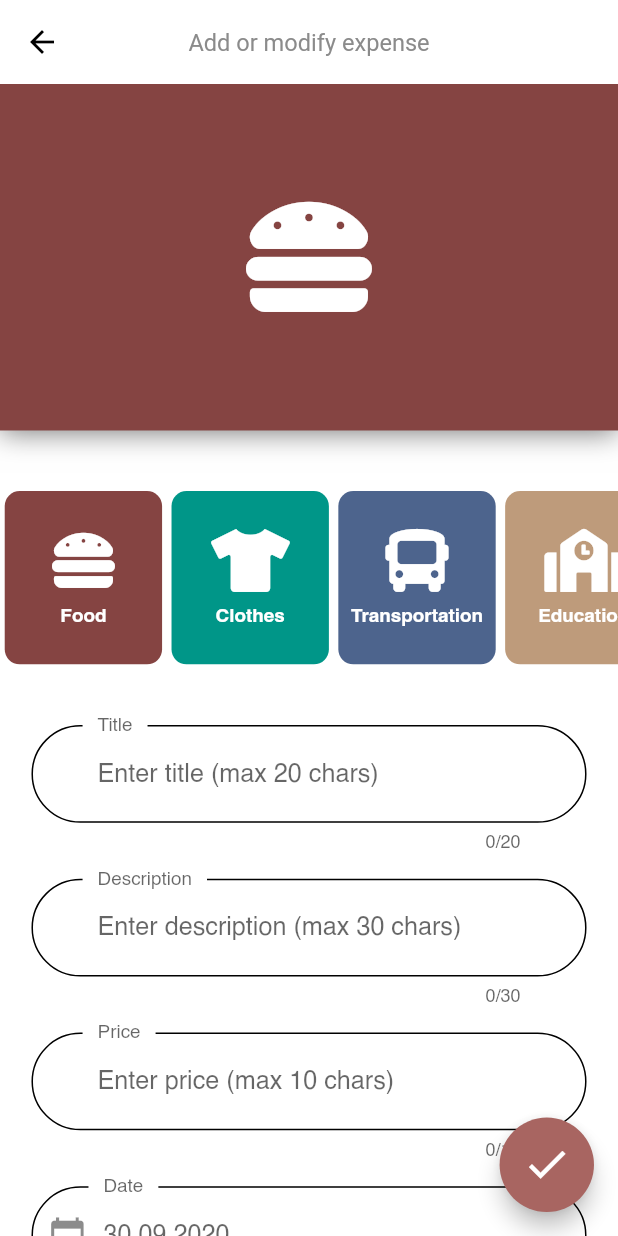
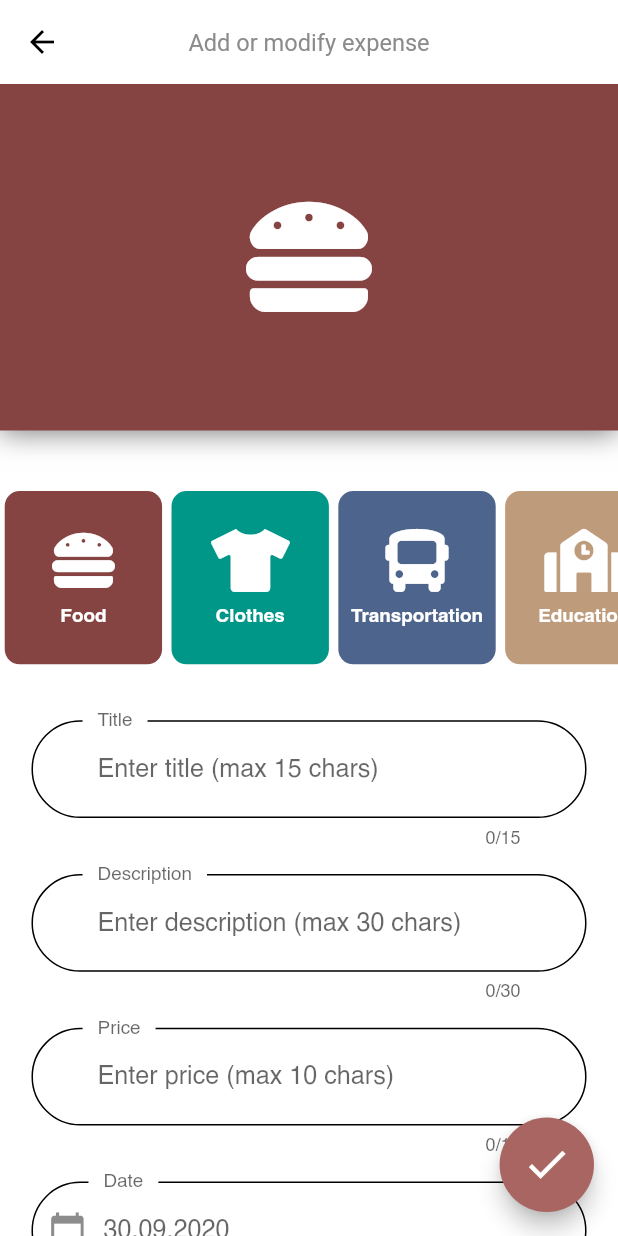
Before and after one commit to gaborvlad13/ExpensesApp, a Flutter app: the MainScreen screen opened by its route, after a tap on the "add" icon, on a phone screen of 412 x 824 dp. Run offline on Flutter 3.47's test engine with Material 2 defaults, Android fonts, the phone set to English and light mode, and no system bars; our stand-ins replace cloud_firestore, device_preview, firebase_auth, firebase_core, flutter_screenutil, flutter_staggered_animations and 3 more; missing offline and left inert: flutter_facebook_login; accounts and stored records are empty.

Commit message:
improved ui + animations on history

```diff
--- a/lib/config/constants.dart
+++ b/lib/config/constants.dart
@@ -1,4 +1,5 @@
 import 'package:ExpensesApp/config/palette.dart';
+import 'package:ExpensesApp/models/expense.dart';
 import 'package:flutter/cupertino.dart';
 import 'package:flutter/material.dart';
 import 'package:font_awesome_flutter/font_awesome_flutter.dart';
--- a/lib/config/palette.dart
+++ b/lib/config/palette.dart
@@ -8,7 +8,7 @@ const kGoogleColor = Color.fromRGBO(219, 68, 55, 1);
 const kFacebookColor = Color.fromRGBO(66, 103, 178, 1);
 const kLightGrey = Color.fromRGBO(232, 232, 232, 1);
 const kMinimalist = Color(0xFF547980);
-
+const kGridTitleColor = Color(0xFF525252);
 const kGradients = {
   'recreation': const LinearGradient(
     colors: [
--- a/lib/screens/add_screen.dart
+++ b/lib/screens/add_screen.dart
@@ -11,14 +11,15 @@ import '../widgets/add_screen/category_header_image.dart';
 
 class AddScreen extends StatefulWidget {
   static const routeName = 'add_page';
-
   @override
   _AddScreenState createState() => _AddScreenState();
 }
 
 class _AddScreenState extends State<AddScreen> {
   final FormController _formController = FormController();
+  final _db = Database();
   String _categoryKey = "food";
+
   void _modifyHeader(String key) {
     setState(() {
       _categoryKey = key;
@@ -26,10 +27,16 @@ class _AddScreenState extends State<AddScreen> {
   }
 
   Future _addProduct(
-      String title, String description, double price, DateTime date) async {
+    String title,
+    String description,
+    double price,
+    DateTime date,
+    BuildContext ctx,
+  ) async {
     try {
       final userProvider = Provider.of<UserLocal>(context, listen: false);
-      dynamic result = Database().addExpense(
+      Navigator.of(context).pop();
+      dynamic result = _db.addExpense(
         userProvider.uid,
         Expense(
           category: _categoryKey,
@@ -39,15 +46,16 @@ class _AddScreenState extends State<AddScreen> {
           title: title,
         ),
       );
-
       return result;
     } catch (e) {
+      print(e.toString());
       return null;
     }
   }
 
   @override
   Widget build(BuildContext context) {
+    print("build add form");
     return SafeArea(
       child: Scaffold(
         floatingActionButton: buildFloatingActionButton(),
@@ -64,11 +72,10 @@ class _AddScreenState extends State<AddScreen> {
                 height: ScreenUtil().setHeight(30),
               ),
               CategoryHeaderList(_modifyHeader),
-              SizedBox(
-                height: ScreenUtil().setHeight(30),
-              ),
               Container(
-                height: ScreenUtil().setHeight(360),
+                margin: EdgeInsets.symmetric(
+                  vertical: ScreenUtil().setWidth(30),
+                ),
                 width: double.infinity,
                 child: DetailsForm(
                   _addProduct,
@@ -89,10 +96,7 @@ class _AddScreenState extends State<AddScreen> {
       child: FittedBox(
         child: FloatingActionButton(
           onPressed: () async {
-            dynamic result = await _formController.submitForm();
-            if (result != null) {
-              Navigator.of(context).pop();
-            }
+            await _formController.submitForm();
           },
           child: Icon(
             Icons.check,
--- a/lib/widgets/add_screen/details_form.dart
+++ b/lib/widgets/add_screen/details_form.dart
@@ -12,8 +12,13 @@ class FormController {
 
 class DetailsForm extends StatefulWidget {
   final FormController _controller;
-  final Function(String title, String description, double price, DateTime date)
-      _submitForm;
+  final Function(
+    String title,
+    String description,
+    double price,
+    DateTime date,
+    BuildContext ctx,
+  ) _submitForm;
 
   DetailsForm(
     this._submitForm,
@@ -50,8 +55,8 @@ class _DetailsFormState extends State<DetailsForm> {
     FocusScope.of(context).unfocus();
     if (isValid) {
       _formKey.currentState.save();
-      dynamic result =
-          await widget._submitForm(_title, _description, _price, _date);
+      dynamic result = await widget._submitForm(
+          _title, _description, _price, _date, context);
       return result;
     }
   }
@@ -79,6 +84,7 @@ class _DetailsFormState extends State<DetailsForm> {
 
   @override
   Widget build(BuildContext context) {
+    print("build details");
     return Padding(
       padding: EdgeInsets.symmetric(
         horizontal: ScreenUtil().setWidth(20),
@@ -124,9 +130,14 @@ class _DetailsFormState extends State<DetailsForm> {
       textInputAction: TextInputAction.next,
       keyboardType: TextInputType.number,
       decoration: InputDecoration(
-        prefixIcon: Icon(
-          Icons.calendar_today,
-          size: ScreenUtil().setSp(25),
+        prefixIcon: Padding(
+          padding: EdgeInsets.symmetric(
+            horizontal: ScreenUtil().setWidth(10),
+          ),
+          child: Icon(
+            Icons.calendar_today,
+            size: ScreenUtil().setSp(25),
+          ),
         ),
         contentPadding: EdgeInsets.symmetric(
           horizontal: ScreenUtil().setWidth(42),
@@ -164,7 +175,7 @@ class _DetailsFormState extends State<DetailsForm> {
   TextFormField _buildTitleFormField() {
     return TextFormField(
         textCapitalization: TextCapitalization.sentences,
-        maxLength: 20,
+        maxLength: 15,
         onSaved: (newValue) => _title = newValue,
         style: TextStyle(
           fontSize: ScreenUtil().setSp(18),
@@ -173,7 +184,7 @@ class _DetailsFormState extends State<DetailsForm> {
             FocusScope.of(context).requestFocus(_focusDescription),
         textInputAction: TextInputAction.next,
         keyboardType: TextInputType.text,
-        decoration: _textFieldDecoration("Title", "Enter title (max 20 chars)"),
+        decoration: _textFieldDecoration("Title", "Enter title (max 15 chars)"),
         validator: _validateTitle);
   }
 
@@ -213,6 +224,9 @@ class _DetailsFormState extends State<DetailsForm> {
 
   InputDecoration _textFieldDecoration(String label, String hint) {
     return InputDecoration(
+      errorStyle: TextStyle(
+        fontSize: ScreenUtil().setSp(15),
+      ),
       contentPadding: EdgeInsets.symmetric(
         horizontal: ScreenUtil().setWidth(42),
         vertical: ScreenUtil().setHeight(20),
--- a/lib/widgets/login_screen/account_form.dart
+++ b/lib/widgets/login_screen/account_form.dart
@@ -157,6 +157,9 @@ class _AccountFormState extends State<AccountForm>
             : FocusScope.of(context).unfocus();
       },
       decoration: InputDecoration(
+        errorStyle: TextStyle(
+          fontSize: ScreenUtil().setSp(15),
+        ),
         contentPadding: EdgeInsets.symmetric(
           horizontal: ScreenUtil().setWidth(42),
           vertical: ScreenUtil().setHeight(20),
@@ -198,6 +201,9 @@ class _AccountFormState extends State<AccountForm>
       focusNode: _focusConfirmPassword,
       onFieldSubmitted: (_) => FocusScope.of(context).unfocus(),
       decoration: InputDecoration(
+        errorStyle: TextStyle(
+          fontSize: ScreenUtil().setSp(15),
+        ),
         contentPadding: EdgeInsets.symmetric(
           horizontal: ScreenUtil().setWidth(42),
           vertical: ScreenUtil().setHeight(20),
@@ -241,6 +247,9 @@ class _AccountFormState extends State<AccountForm>
       onFieldSubmitted: (_) =>
           FocusScope.of(context).requestFocus(_focusPassword),
       decoration: InputDecoration(
+        errorStyle: TextStyle(
+          fontSize: ScreenUtil().setSp(15),
+        ),
         contentPadding: EdgeInsets.symmetric(
           horizontal: ScreenUtil().setWidth(42),
           vertical: ScreenUtil().setHeight(20),
--- /dev/null
+++ b/lib/widgets/main_screen/grid_manager.dart
@@ -0,0 +1,43 @@
+import 'package:ExpensesApp/config/palette.dart';
+import 'package:ExpensesApp/models/expense.dart';
+import 'package:ExpensesApp/models/user_local.dart';
+import 'package:ExpensesApp/screens/add_screen.dart';
+import 'package:ExpensesApp/widgets/main_screen/grid_builder.dart';
+import 'package:flutter/material.dart';
+import 'package:flutter_screenutil/screenutil.dart';
+import 'package:focused_menu/focused_menu.dart';
+import 'package:focused_menu/modals.dart';
+import 'package:provider/provider.dart';
+
+import 'grid_item.dart';
+
+class GridManager extends StatelessWidget {
+  @override
+  Widget build(BuildContext context) {
+    final _list = Provider.of<List<Expense>>(context);
+    if (_list == null || _list.length == 0) {
+      return SliverToBoxAdapter(
+        child: Padding(
+          padding: EdgeInsets.symmetric(
+            vertical: ScreenUtil().setHeight(30),
+            horizontal: ScreenUtil().setWidth(15),
+          ),
+          child: Text(
+            "Start adding some expenses.",
+            style: TextStyle(
+              fontSize: ScreenUtil().setSp(32),
+              color: Colors.grey[300],
+            ),
+          ),
+        ),
+      );
+    } else if (_list[0].id == "initial") {
+      return SliverToBoxAdapter(
+        child: Center(
+          child: CircularProgressIndicator(),
+        ),
+      );
+    } else
+      return GridBuilder(_list);
+  }
+}
--- a/lib/widgets/main_screen/pages/history_page.dart
+++ b/lib/widgets/main_screen/pages/history_page.dart
@@ -1,14 +1,10 @@
-import 'package:ExpensesApp/config/palette.dart';
 import 'package:ExpensesApp/models/expense.dart';
 import 'package:ExpensesApp/models/user_local.dart';
 import 'package:ExpensesApp/providers/database.dart';
-import 'package:ExpensesApp/screens/add_screen.dart';
-import 'package:ExpensesApp/widgets/main_screen/grid_item.dart';
+import 'package:ExpensesApp/widgets/main_screen/grid_manager.dart';
 import 'package:ExpensesApp/widgets/main_screen/history_sliver_header.dart';
 import 'package:flutter/material.dart';
 import 'package:flutter_screenutil/screenutil.dart';
-import 'package:focused_menu/focused_menu.dart';
-import 'package:focused_menu/modals.dart';
 import 'package:provider/provider.dart';
 
 class HistoryPage extends StatelessWidget {
@@ -25,8 +21,18 @@ class HistoryPage extends StatelessWidget {
           ),
           HistorySliverHeader(),
           StreamProvider<List<Expense>>.value(
+            initialData: [
+              Expense(
+                id: "initial",
+                category: "",
+                date: DateTime.now(),
+                description: "",
+                price: 0.00,
+                title: "",
+              ),
+            ],
             value: Database().getExpenses(userProvider.uid),
-            child: Grid(),
+            child: GridManager(),
           ),
         ],
       ),
@@ -58,54 +64,3 @@ class HistoryPage extends StatelessWidget {
     );
   }
 }
-
-class Grid extends StatelessWidget {
-  @override
-  Widget build(BuildContext context) {
-    final list = Provider.of<List<Expense>>(context);
-    final userProvider = Provider.of<UserLocal>(context);
-    print("build called");
-    return list != null
-        ? SliverPadding(
-            padding: EdgeInsets.all(10),
-            sliver: SliverGrid(
-              delegate: SliverChildBuilderDelegate(
-                (context, index) {
-                  return FocusedMenuHolder(
-                    onPressed: () {},
-                    menuItems: [
-                      FocusedMenuItem(
-                          title: Text("ceva"),
-                          onPressed: () {
-                            Navigator.pushNamed(context, AddScreen.routeName);
-                          },
-                          trailingIcon: Icon(Icons.edit)),
-                    ],
-                    duration: Duration(milliseconds: 150),
-                    child: GridItem(
-                      list[index].title,
-                      list[index].description,
-                      list[index].price,
-                      list[index].date,
-                      list[index].category,
-                    ),
-                  );
-                },
-                childCount: list.length,
-              ),
-              gridDelegate: SliverGridDelegateWithFixedCrossAxisCount(
-                crossAxisCount: 2,
-                childAspectRatio: 4 / 5,
-                mainAxisSpacing: 10,
-                crossAxisSpacing: 10,
-              ),
-            ),
-          )
-        : SliverToBoxAdapter(
-            child: Container(
-              height: MediaQuery.of(context).size.height,
-              child: Center(child: CircularProgressIndicator()),
-            ),
-          );
-  }
-}
--- a/pubspec.yaml
+++ b/pubspec.yaml
@@ -34,7 +34,8 @@ dependencies:
   google_sign_in: ^4.5.3
   flutter_facebook_login: ^3.0.0
   focused_menu: ^1.0.1
-
+  auto_animated: ^2.1.0
+  flutter_staggered_animations: "^0.1.2"
   # The following adds the Cupertino Icons font to your application.
   # Use with the CupertinoIcons class for iOS style icons.
   cupertino_icons: ^0.1.3
```
Also changed, not shown: lib/main.dart (+1 -7 lines), lib/providers/database.dart (+14 -10 lines), lib/widgets/main_screen/grid_builder.dart (added, +105 -0 lines), lib/widgets/main_screen/grid_item.dart (+81 -57 lines), pubspec.lock.
